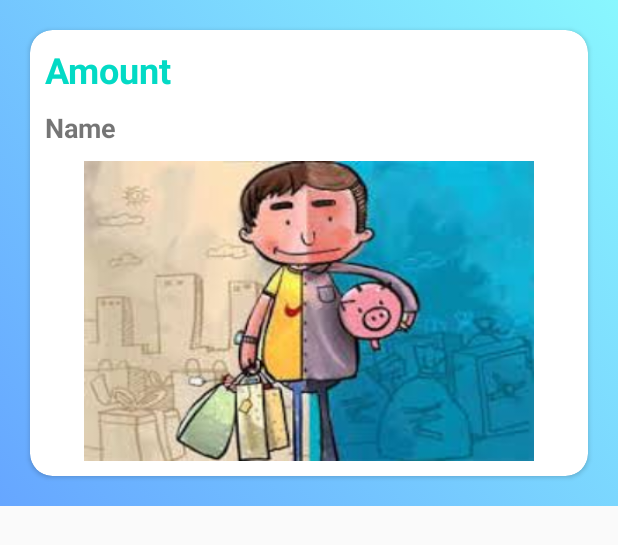
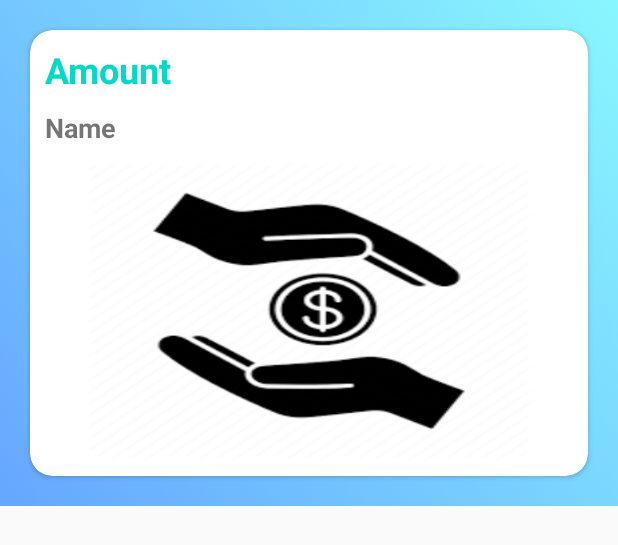
Before and after one commit to SaiThanoj/No-Hunger, an Android app: the layout money_spent_layout.xml on its own in the app's theme, with its tools: preview values and no code run, on a phone screen of 412 x 824 dp. Shown: the top 545 px of the screen. Run offline under Robolectric (Android 15) with nearby library versions, the phone set to English and light mode, and no system bars.

```diff
--- a/ZeroHungerLogin/app/src/main/res/layout/money_spent_layout.xml
+++ b/ZeroHungerLogin/app/src/main/res/layout/money_spent_layout.xml
@@ -44,7 +44,7 @@
                 android:layout_height="200dp"
                 android:layout_gravity="center"
                 android:layout_marginBottom="10dp"
-                android:background="@drawable/helpedimage"
+                android:background="@drawable/moneydonors"
                 android:id="@+id/helpedImage"/>
 
 
```
Also changed, not shown: ZeroHungerLogin/app/src/main/res/drawable-v24/helpedimage.png (deleted), 2 other files.
